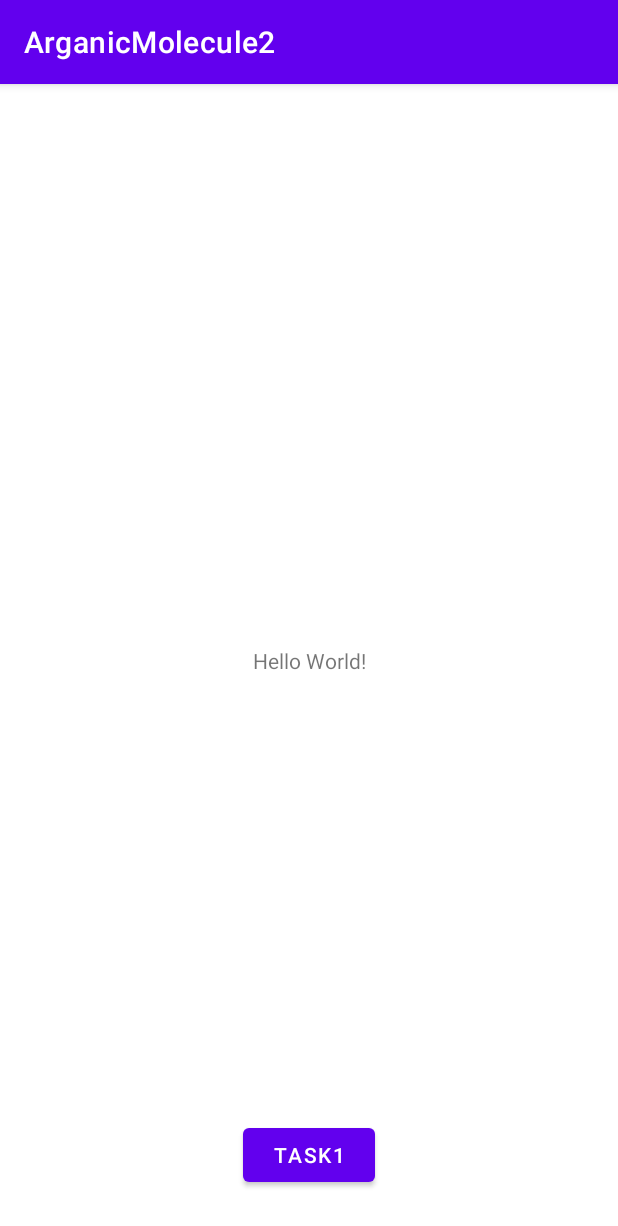
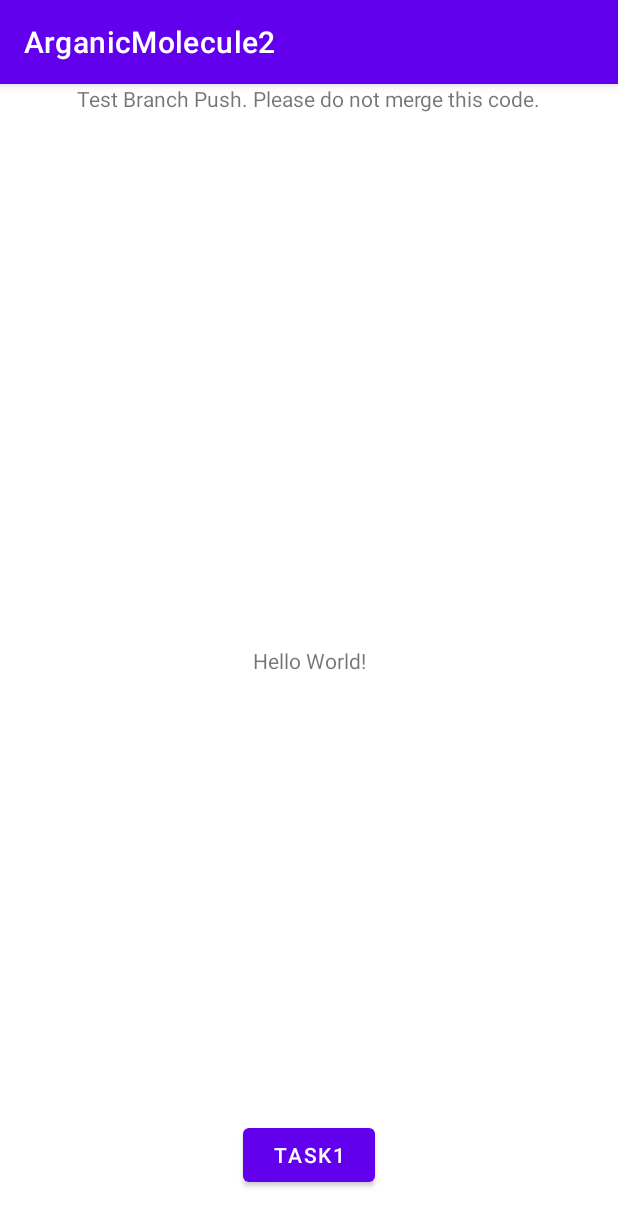
Before and after one commit to tlam89/ArganicMolecule, an Android app: the screen it shows after launch (MainActivity), on a phone screen of 412 x 824 dp. Shown: the top 1226 px of the screen. Run offline under Robolectric (Android 15) with nearby library versions, the phone set to English and light mode, and no system bars.

Commit message:
test push

```diff
--- a/app/src/main/res/layout/activity_main.xml
+++ b/app/src/main/res/layout/activity_main.xml
@@ -27,4 +27,13 @@
         app:layout_constraintEnd_toEndOf="parent"
         app:layout_constraintStart_toStartOf="parent" />
 
+    <TextView
+        android:id="@+id/testCode"
+        android:layout_width="wrap_content"
+        android:layout_height="wrap_content"
+        android:text="Test Branch Push. Please do not merge this code."
+        app:layout_constraintEnd_toEndOf="parent"
+        app:layout_constraintStart_toStartOf="parent"
+        tools:layout_editor_absoluteY="411dp" />
+
 </androidx.constraintlayout.widget.ConstraintLayout>
--- a/build.gradle
+++ b/build.gradle
@@ -1,5 +1,5 @@
 // Top-level build file where you can add configuration options common to all sub-projects/modules.
 plugins {
-    id 'com.android.application' version '7.3.0' apply false
-    id 'com.android.library' version '7.3.0' apply false
+    id 'com.android.application' version '7.3.1' apply false
+    id 'com.android.library' version '7.3.1' apply false
 }
```
